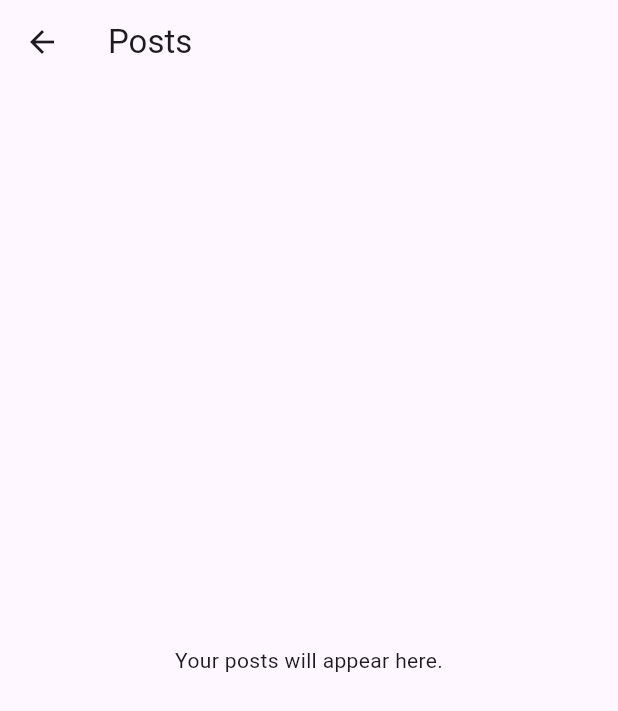
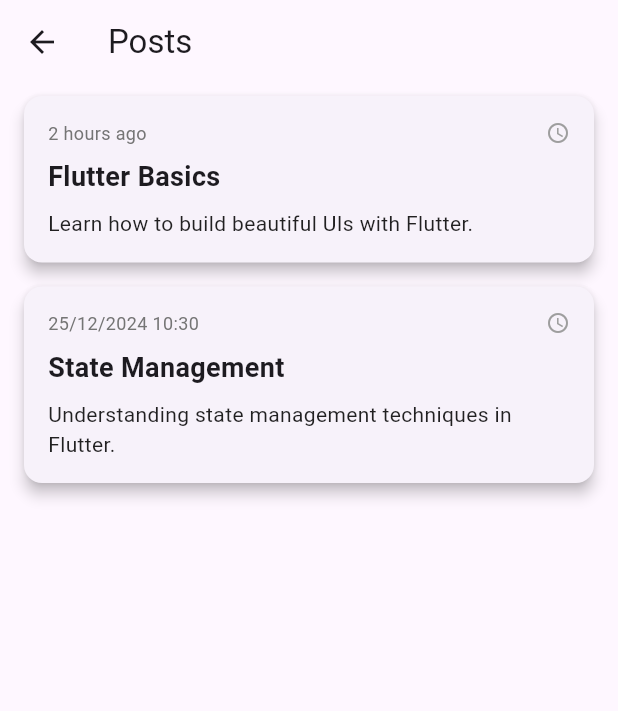
Before and after one commit to SaiKyawZinHtoo/supabase_imagetest, a Flutter app: the PostsPage screen opened directly, on a phone screen of 412 x 824 dp. Shown: the top 711 px of the screen. Run offline on Flutter 3.47's test engine with Material 3 defaults, Android fonts, the phone set to English and light mode, and no system bars; our stand-ins replace image_picker, supabase_flutter; accounts and stored records are empty.

Commit message:
Add PostsPage and PostCard components for displaying posts in CreatePostPage

```diff
--- a/lib/pages/image_page.dart
+++ b/lib/pages/image_page.dart
@@ -1,6 +1,8 @@
 import 'dart:io';
 import 'package:flutter/material.dart';
 import 'package:image_picker/image_picker.dart';
+import 'package:image_test/pages/postPage.dart';
+import 'package:image_test/pages/post_page.dart';
 import 'package:supabase_flutter/supabase_flutter.dart';
 
 class CreatePostPage extends StatefulWidget {
@@ -70,7 +72,9 @@ class _CreatePostPageState extends State<CreatePostPage> {
       _showSnackBar('Post created successfully!');
       Navigator.push(
         context,
-        MaterialPageRoute(builder: (context) => PostsPage()),
+        MaterialPageRoute(
+          builder: (context) => PostsPage(),
+        ),
       );
     } catch (e) {
       debugPrint('Error: $e');
@@ -207,17 +211,3 @@ class _CreatePostPageState extends State<CreatePostPage> {
     );
   }
 }
-
-class PostsPage extends StatelessWidget {
-  @override
-  Widget build(BuildContext context) {
-    return Scaffold(
-      appBar: AppBar(
-        title: Text('Posts'),
-      ),
-      body: Center(
-        child: Text('Your posts will appear here.'),
-      ),
-    );
-  }
-}
--- /dev/null
+++ b/lib/pages/postPage.dart
@@ -0,0 +1,40 @@
+import 'package:flutter/material.dart';
+import 'package:image_test/pages/post_page.dart';
+
+class PostsPage extends StatelessWidget {
+  final List<Map<String, dynamic>> posts = [
+    {
+      "title": "Flutter Basics",
+      "description": "Learn how to build beautiful UIs with Flutter.",
+      "postTime": DateTime.now().subtract(const Duration(hours: 2)),
+      "imageUrl": "https://via.placeholder.com/400",
+    },
+    {
+      "title": "State Management",
+      "description": "Understanding state management techniques in Flutter.",
+      "postTime": DateTime.now().subtract(const Duration(days: 1)),
+      "imageUrl": "https://via.placeholder.com/400",
+    },
+  ];
+
+  @override
+  Widget build(BuildContext context) {
+    return Scaffold(
+      appBar: AppBar(
+        title: const Text("Posts"),
+      ),
+      body: ListView.builder(
+        itemCount: posts.length,
+        itemBuilder: (context, index) {
+          final post = posts[index];
+          return PostCard(
+            title: post['title'],
+            description: post['description'],
+            postTime: post['postTime'],
+            //imageUrl: post['imageUrl'],
+          );
+        },
+      ),
+    );
+  }
+}
--- /dev/null
+++ b/lib/pages/post_page.dart
@@ -0,0 +1,85 @@
+import 'package:flutter/material.dart';
+
+class PostCard extends StatelessWidget {
+  final String title;
+  final String description;
+  final DateTime postTime;
+
+  const PostCard({
+    Key? key,
+    required this.title,
+    required this.description,
+    required this.postTime,
+  }) : super(key: key);
+
+  @override
+  Widget build(BuildContext context) {
+    return Card(
+      margin: const EdgeInsets.symmetric(horizontal: 16, vertical: 8),
+      elevation: 4,
+      shape: RoundedRectangleBorder(borderRadius: BorderRadius.circular(12)),
+      child: Padding(
+        padding: const EdgeInsets.all(16.0),
+        child: Column(
+          crossAxisAlignment: CrossAxisAlignment.start,
+          children: [
+            // Time Section
+            Row(
+              mainAxisAlignment: MainAxisAlignment.spaceBetween,
+              children: [
+                Text(
+                  _formatTime(postTime),
+                  style: TextStyle(
+                    fontSize: 12,
+                    color: Colors.grey[600],
+                  ),
+                ),
+                const Icon(
+                  Icons.access_time,
+                  size: 16,
+                  color: Colors.grey,
+                ),
+              ],
+            ),
+            const SizedBox(height: 8),
+            // Title Section
+            Text(
+              title,
+              style: const TextStyle(
+                fontSize: 18,
+                fontWeight: FontWeight.bold,
+              ),
+            ),
+            const SizedBox(height: 8),
+            // Description Section
+            Text(
+              description,
+              style: const TextStyle(
+                fontSize: 14,
+                color: Colors.black87,
+              ),
+              maxLines: 3,
+              overflow: TextOverflow.ellipsis,
+            ),
+          ],
+        ),
+      ),
+    );
+  }
+
+  // Helper function to format the time
+  String _formatTime(DateTime time) {
+    final now = DateTime.now();
+    final difference = now.difference(time);
+
+    if (difference.inMinutes < 1) {
+      return "Just now";
+    } else if (difference.inMinutes < 60) {
+      return "${difference.inMinutes} minutes ago";
+    } else if (difference.inHours < 24) {
+      return "${difference.inHours} hours ago";
+    } else {
+      return "${time.day}/${time.month}/${time.year} ${time.hour}:${time.minute}";
+    }
+  }
+}
```
